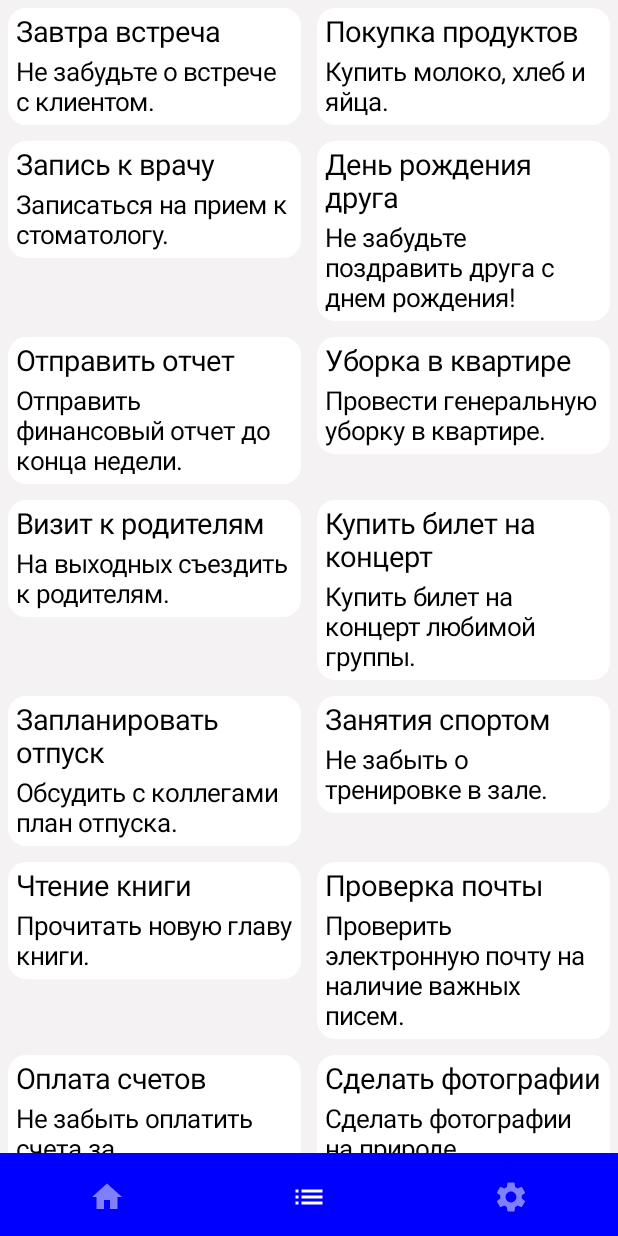
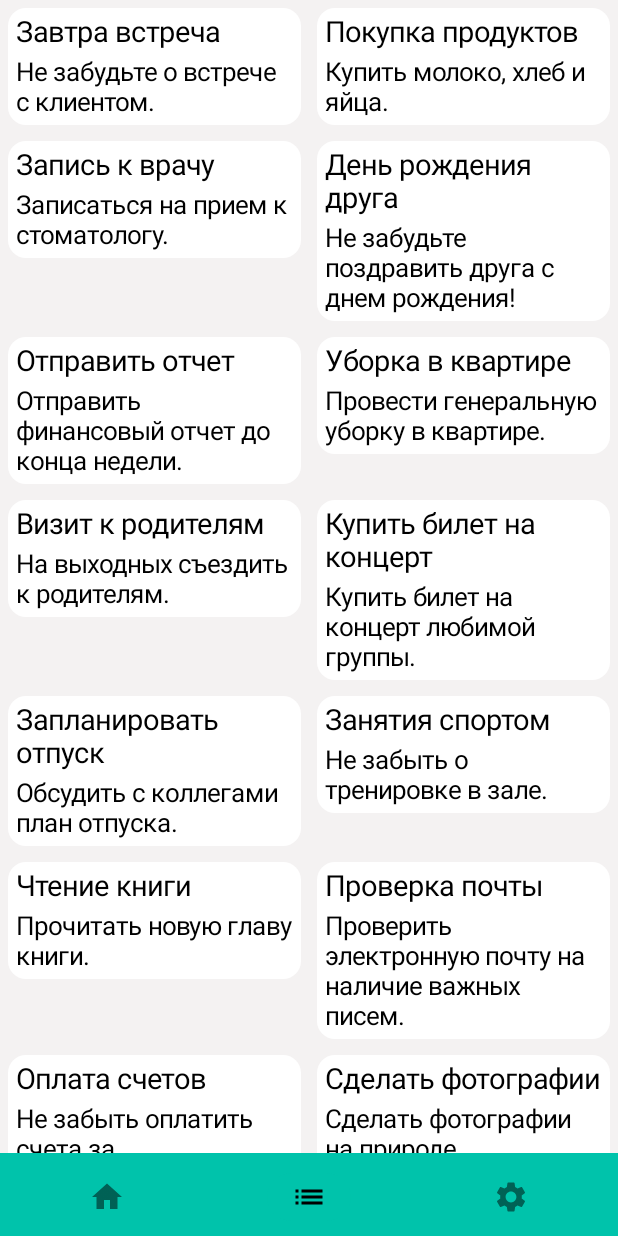
Before and after one commit to Vafeen/Whisper-of-Tasks, an Android app built with Jetpack Compose: the screen it shows after launch (MainActivity), item 2 of the bottom bar chosen, on a phone screen of 412 x 824 dp. Run offline under Robolectric (Android 15) with nearby library versions, the phone set to English and light mode, and no system bars.

Commit message:
Add bottomBar color

```diff
--- a/presentation/src/main/java/ru/vafeen/whisperoftasks/presentation/components/navigation/NavRoot.kt
+++ b/presentation/src/main/java/ru/vafeen/whisperoftasks/presentation/components/navigation/NavRoot.kt
@@ -10,7 +10,6 @@ import androidx.compose.runtime.Composable
 import androidx.compose.runtime.collectAsState
 import androidx.compose.runtime.getValue
 import androidx.compose.ui.Modifier
-import androidx.compose.ui.graphics.Color
 import androidx.navigation.compose.NavHost
 import androidx.navigation.compose.composable
 import androidx.navigation.compose.rememberNavController
@@ -31,7 +30,7 @@ internal fun NavRoot(bottomBarNavigator: BottomBarNavigator) {
             BottomBar(
                 selectedScreen = selectedScreen,
                 bottomBarNavigator = bottomBarNavigator,
-                containerColor = Color.Blue
+                containerColor = Theme.colors.mainColor
             )
         }
     ) { innerPadding ->
```
